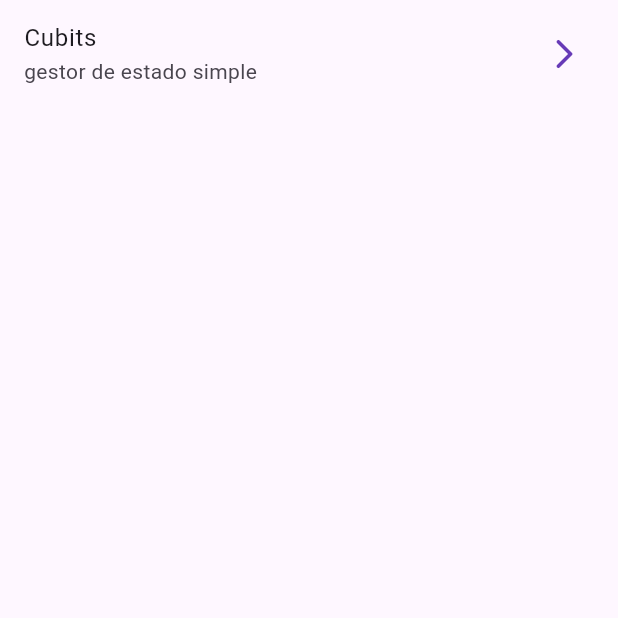
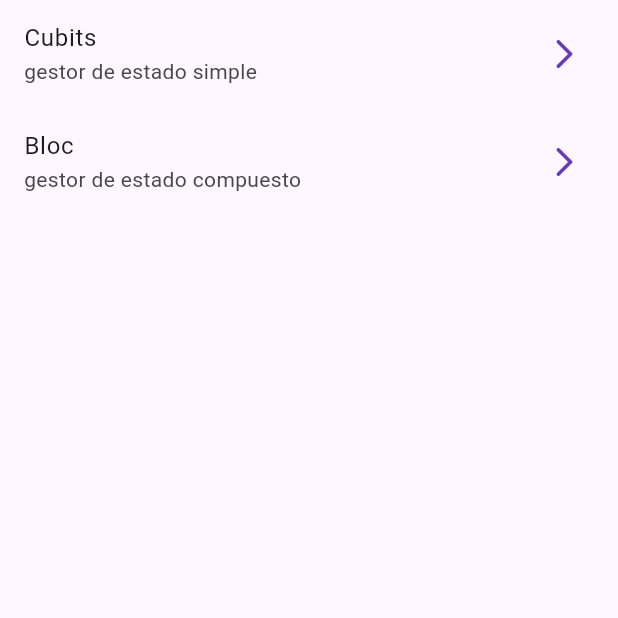
Before and after one commit to luzcry/forms_app, a Flutter app: the screen it shows after launch, on a phone screen of 412 x 824 dp, the top half of it. Run offline on Flutter 3.47's test engine with Material 2 defaults, Android fonts, the phone set to English and light mode, and no system bars; our stand-ins replace bloc, equatable, flutter_bloc, go_router.

Commit message:
flutter bloc

```diff
--- a/lib/config/config/app_router.dart
+++ b/lib/config/router/app_router.dart
@@ -1,3 +1,4 @@
+import 'package:forms_app/presentation/screens/bloc_counter_screen.dart';
 import 'package:forms_app/presentation/screens/cubit_counter_screen.dart';
 import 'package:forms_app/presentation/screens/home_screen.dart';
 import 'package:go_router/go_router.dart';
@@ -12,5 +13,9 @@ final appRouter = GoRouter(
       path: '/cubits',
       builder: (context, state) => const CubitCounterScreen(),
     ),
+    GoRoute(
+      path: '/counter-bloc',
+      builder: (context, state) => const BlocCounterScreen(),
+    ),
   ],
 );
--- a/lib/main.dart
+++ b/lib/main.dart
@@ -1,5 +1,5 @@
 import 'package:flutter/material.dart';
-import 'package:forms_app/config/config/app_router.dart';
+import 'package:forms_app/config/router/app_router.dart';
 import 'package:forms_app/config/theme/app_theme.dart';
 
 void main() {
--- a/lib/presentation/screens/home_screen.dart
+++ b/lib/presentation/screens/home_screen.dart
@@ -14,6 +14,12 @@ class HomeScreen extends StatelessWidget {
             subtitle: const Text("gestor de estado simple"),
             trailing: const Icon(Icons.arrow_forward_ios_rounded),
             onTap: () => context.push('/cubits'),
+          ),
+          ListTile(
+            title: const Text('Bloc'),
+            subtitle: const Text("gestor de estado compuesto"),
+            trailing: const Icon(Icons.arrow_forward_ios_rounded),
+            onTap: () => context.push('/counter_bloc'),
           )
         ],
       ),
```
Also changed, not shown: lib/presentation/blocs/counter_bloc/counter_bloc.dart (added, +15 -0 lines), lib/presentation/blocs/counter_bloc/counter_event.dart (added, +13 -0 lines), lib/presentation/blocs/counter_bloc/counter_state.dart (added, +16 -0 lines).
